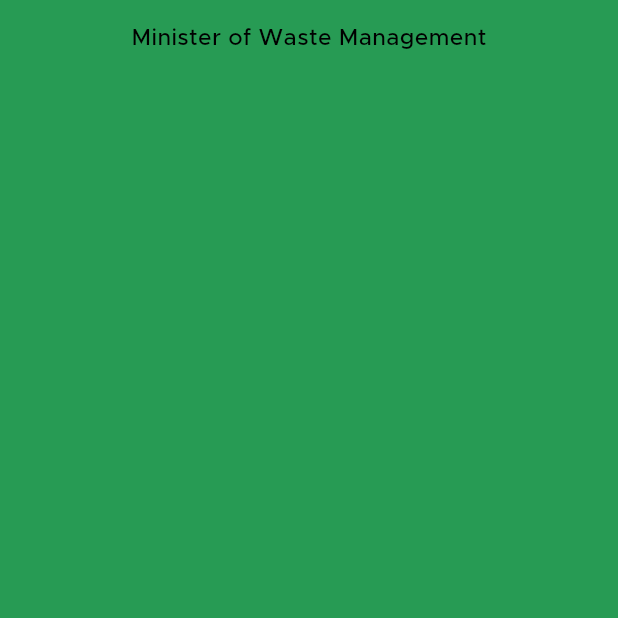
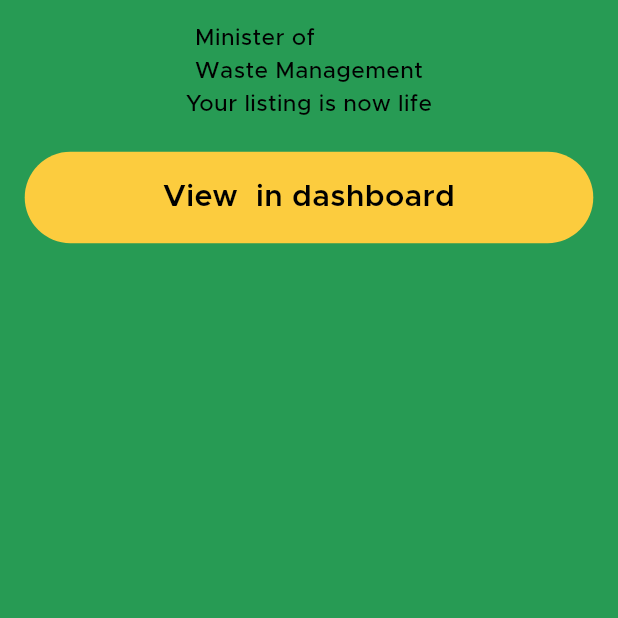
Before and after one commit to noyevate/trash2cash, a Flutter app: the SuccessfulListing screen opened directly, on a phone screen of 412 x 824 dp, the top half of it. Run offline on Flutter 3.47's test engine with Material 3 defaults, Android fonts, the phone set to English and light mode, and no system bars; our stand-ins replace email_validator, flutter_screenutil, ionicons.

Commit message:
(Successful Listing): Successful listing ui

```diff
--- a/lib/features/home_user/presentation/pages/successful_listing.dart
+++ b/lib/features/home_user/presentation/pages/successful_listing.dart
@@ -2,6 +2,7 @@ import 'package:flutter/material.dart';
 import 'package:flutter_screenutil/flutter_screenutil.dart';
 import 'package:trash2cash/constants/color_extension.dart';
 import 'package:trash2cash/constants/r_text.dart';
+import 'package:trash2cash/constants/space_exs.dart';
 
 class SuccessfulListing extends StatelessWidget {
   const SuccessfulListing({super.key});
@@ -17,8 +18,41 @@ class SuccessfulListing extends StatelessWidget {
             child: Column(
               children: [
                 RText(
-                    title: "Minister of Waste Management",
+                    title: "Minister of\nWaste Management",
                     style: TextStyle(color: Colors.black, fontSize: 15.sp, fontWeight: FontWeight.w500)),
+                RText(
+                    title: "Your listing is now life",
+                    style: TextStyle(color: Colors.black, fontSize: 15.sp, fontWeight: FontWeight.w500)),
+
+                20.l,
+
+                GestureDetector(
+                  onTap: () {
+                    // Navigator.push(
+                    //   context,
+                    //   MaterialPageRoute(
+                    //       builder: (BuildContext context) => RegisterPage()),
+                    // );
+
+                    // print(passwordTextEditingController.text);
+                  },
+                  child: Container(
+                    height: 60.h,
+                    width: double.infinity,
+                    decoration: BoxDecoration(
+                        color: Tcolor.PrimaryYellow,
+                        borderRadius: BorderRadius.circular(30.r)),
+                    child: Center(
+                      child: RText(
+                        title: "View  in dashboard",
+                        style: TextStyle(
+                            fontSize: 20.sp,
+                            color: Colors.black,
+                            fontWeight: FontWeight.w600),
+                      ),
+                    ),
+                  ),
+                ),
               ],
             ),
           ),
```
